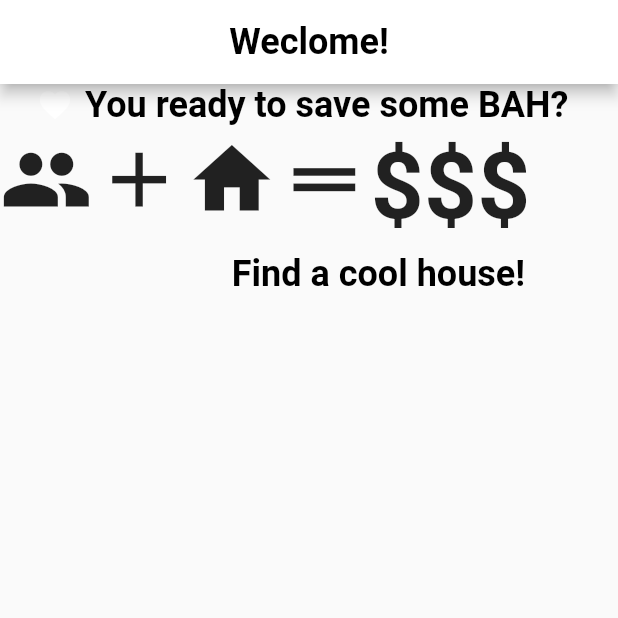
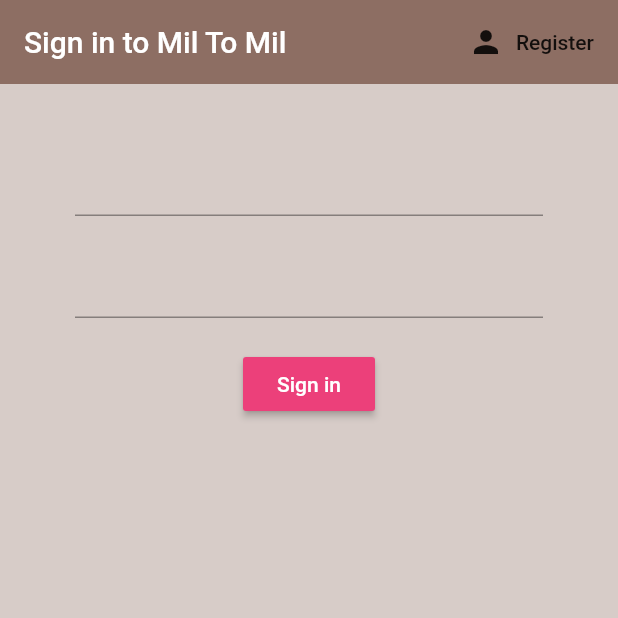
Before and after one commit to bsneider/flutter-apartments, a Flutter app: the screen it shows after launch, on a phone screen of 412 x 824 dp, the top half of it. Run offline on Flutter 3.47's test engine with Material 2 defaults, Android fonts, the phone set to English and light mode, and no system bars; drawn by our look-alikes of auto_size_text; our stand-ins replace firebase_auth; missing offline and left inert: align_positioned, speech_bubble; accounts and stored records are empty; Roboto replaces fonts that are missing (Corben).

Commit message:
use newest sign-in and auth for anon and by email with help of https://www.youtube.com/watch?v=jl5E0UfAGVs&list=PL4cUxeGkcC9j--TKIdkb3ISfRbJeJYQwC&index=12

```diff
--- a/flutter_apartments/lib/main.dart
+++ b/flutter_apartments/lib/main.dart
@@ -2,6 +2,10 @@
 
 import 'common/theme.dart';
 import 'screens/welcome_screen.dart';
+import 'screens/wrapper.dart';
+import 'package:provider/provider.dart';
+import 'package:flutter_apartments/services/auth.dart';
+import 'models/user.dart';
 
 void main() {
   runApp(MyApp());
@@ -10,17 +14,19 @@
 class MyApp extends StatelessWidget {
   @override
   Widget build(BuildContext context) {
-    return MaterialApp(
+    return StreamProvider<User>.value(
+        value: AuthService().user,
+        child: MaterialApp(
           title: 'MilToMil',
           theme: appTheme,
-      initialRoute: '/welcome',
+          initialRoute: '/',
           routes: {
-        '/': (context) => WeclomeScreen(),
+            '/': (context) => Wrapper(),
             '/welcome': (context) => WeclomeScreen(),
             '/aboutyou': (context) => WeclomeScreen(),
             '/search': (context) => WeclomeScreen(),
             '/home': (context) => WeclomeScreen()
           },
-    );
+        ));
   }
 }
--- /dev/null
+++ b/flutter_apartments/lib/models/user.dart
@@ -0,0 +1,4 @@
+class User{
+  final String uid;
+  User({this.uid});
+}
--- /dev/null
+++ b/flutter_apartments/lib/screens/authenticate/authenticate.dart
@@ -0,0 +1,22 @@
+import 'package:flutter/material.dart';
+import 'package:flutter_apartments/screens/authenticate/register.dart';
+import 'package:flutter_apartments/screens/authenticate/sign_in.dart';
+
+class Authenticate extends StatefulWidget {
+  @override
+  _AuthenticateState createState() => _AuthenticateState();
+}
+
+class _AuthenticateState extends State<Authenticate> {
+  bool showSignIn = true;
+  void toggleView() {
+    setState(() => showSignIn = !showSignIn);
+  }
+
+  @override
+  Widget build(BuildContext context) {
+    return showSignIn
+        ? SignIn(toggleView: toggleView)
+        : Register(toggleView: toggleView);
+  }
+}
--- /dev/null
+++ b/flutter_apartments/lib/screens/authenticate/sign_in.dart
@@ -0,0 +1,61 @@
+import 'package:flutter/material.dart';
+import 'package:flutter_apartments/services/auth.dart';
+
+class SignIn extends StatefulWidget {
+  final Function toggleView;
+  SignIn({this.toggleView});
+  @override
+  _SignInState createState() => _SignInState();
+}
+
+class _SignInState extends State<SignIn> {
+  final AuthService _auth = AuthService();
+// text field state
+  String email = '';
+  String password = '';
+  @override
+  Widget build(BuildContext context) {
+    return Scaffold(
+      backgroundColor: Colors.brown[100],
+      appBar: AppBar(
+        backgroundColor: Colors.brown[400],
+        elevation: 0.0,
+        title: Text('Sign in to Mil To Mil'),
+        actions: <Widget>[
+          FlatButton.icon(
+              onPressed: () {
+                widget.toggleView();
+              },
+              icon: Icon(Icons.person),
+              label: Text('Register'))
+        ],
+      ),
+      body: Container(
+        padding: EdgeInsets.symmetric(vertical: 20.0, horizontal: 50.0),
+        child: Form(
+            child: Column(
+          children: <Widget>[
+            SizedBox(height: 20.0),
+            TextFormField(onChanged: (val) {
+              setState(() => email = val);
+            }),
+            SizedBox(height: 20.0),
+            TextFormField(
+                obscureText: true,
+                onChanged: (val) {
+                  setState(() => password = val);
+                }),
+            SizedBox(height: 20.0),
+            RaisedButton(
+                onPressed: () async {
+                  print(email);
+                  print(password);
+                },
+                color: Colors.pink[400],
+                child: Text('Sign in', style: TextStyle(color: Colors.white)))
+          ],
+        )),
+      ),
+    );
+  }
+}
--- /dev/null
+++ b/flutter_apartments/lib/screens/wrapper.dart
@@ -0,0 +1,17 @@
+import 'package:flutter_apartments/screens/authenticate/authenticate.dart';
+import 'package:flutter_apartments/screens/home/home.dart';
+import 'package:flutter/material.dart';
+import 'package:flutter_apartments/models/user.dart';
+import 'package:provider/provider.dart';
+class Wrapper extends StatelessWidget {
+  @override
+  Widget build(BuildContext context) {
+
+    final user = Provider.of<User>(context);
+    if(user == null){
+      return Authenticate();
+    }else{
+      return Home();
+    }
+  }
+}
```
Also changed, not shown: flutter_apartments/lib/screens/authenticate/register.dart (added, +62 -0 lines), flutter_apartments/lib/screens/home/home.dart (added, +24 -0 lines), flutter_apartments/lib/services/auth.dart (+19 -1 lines), 1 other file. Lines whose indentation alone changed are shown as unchanged.
